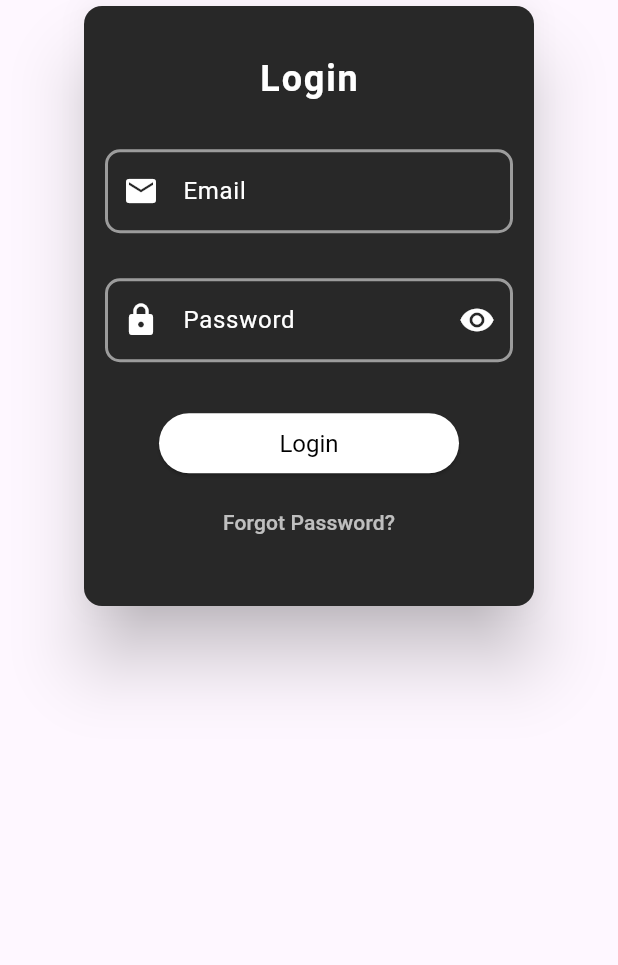
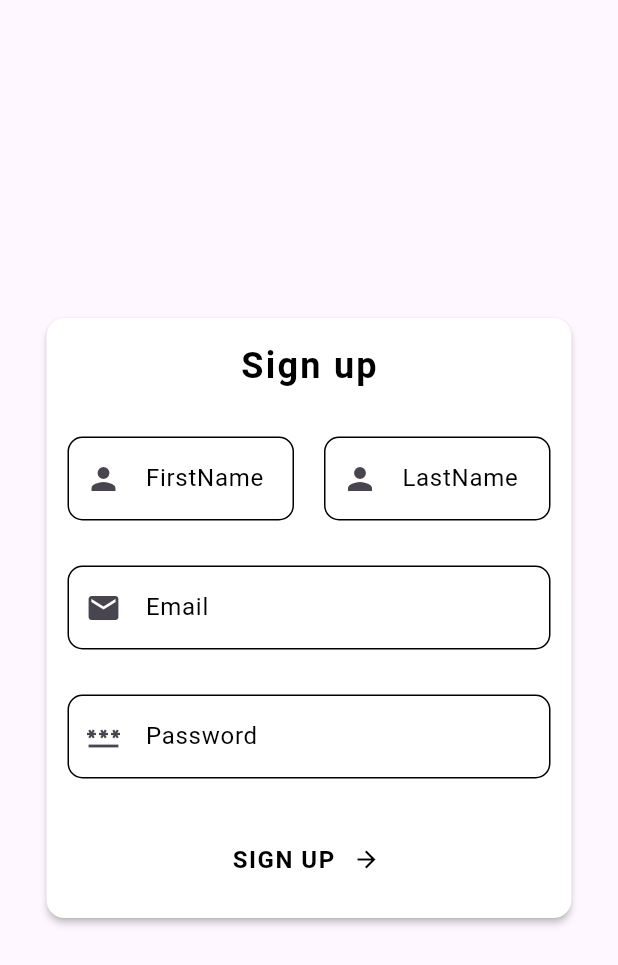
Before and after one commit to SmitPatel143/FlutterProject, a Flutter app: the screen it shows after launch, on a phone screen of 412 x 824 dp. Shown: the top 965 px of the screen. Run offline on Flutter 3.47's test engine with Material 3 defaults, Android fonts, the phone set to English and light mode, and no system bars; our stand-ins replace dio, get.

Commit message:
Making SignUp and Controller learning the basics of Getx

```diff
--- a/lib/View/login.dart
+++ b/lib/View/login.dart
@@ -1,6 +1,5 @@
 import "package:flutter/material.dart";
 import "package:flutter_project/core/services/api_service.dart";
-
 
 class Login extends StatefulWidget {
   const Login({super.key});
@@ -39,6 +38,7 @@ class _LoginState extends State<Login> {
   }
 
   void _submitForm() {
+    if (_formKey.currentState!.validate()) {
       authService.loginUser(_emailController.text, _passwordController.text);
       ScaffoldMessenger.of(context).showSnackBar(
         SnackBar(
@@ -46,6 +46,7 @@ class _LoginState extends State<Login> {
           backgroundColor: Colors.green,
         ),
       );
+    }
   }
 
   @override
@@ -65,8 +66,8 @@ class _LoginState extends State<Login> {
                 width: 300, // Specify desired width
                 height: 400,
                 child: Padding(
-                    padding: const EdgeInsets.symmetric(
-                        vertical: 1, horizontal: 14),
+                    padding:
+                        const EdgeInsets.symmetric(vertical: 6, horizontal: 14),
                     child: Form(
                       key: _formKey,
                       child: Column(
@@ -167,8 +168,6 @@ class _LoginState extends State<Login> {
         borderSide: BorderSide(color: Colors.red),
         borderRadius: BorderRadius.circular(10),
       ),
-
-
     );
   }
 }
--- a/lib/core/services/api_service.dart
+++ b/lib/core/services/api_service.dart
@@ -16,17 +16,15 @@ class AuthService {
         data: formData,
         options: Options(
           contentType: Headers.formUrlEncodedContentType,
-          // Enable cookies
           followRedirects: true,
           validateStatus: (status) => status! < 500,
           extra: {
             'withCredentials': true,
           },
         ),
-
       );
       print(response);
-    }catch(error) {
+    } catch (error) {
       print(error);
     }
   }
--- /dev/null
+++ b/lib/core/views/signup.dart
@@ -0,0 +1,130 @@
+import "package:flutter/material.dart";
+
+class SignUp extends StatelessWidget {
+  const SignUp({super.key});
+
+  @override
+  Widget build(BuildContext context) {
+    return Scaffold(
+      body: Center(
+          child: Card(
+        color: Colors.white,
+        surfaceTintColor: Colors.white10,
+        elevation: 2,
+        child: SizedBox(
+          width: 350,
+          height: 400,
+          child: Padding(
+              padding: const EdgeInsets.symmetric(vertical: 6, horizontal: 14),
+              child: Form(
+                  child: Column(
+                mainAxisAlignment: MainAxisAlignment.center,
+                crossAxisAlignment: CrossAxisAlignment.center,
+                children: [
+                  Text(
+                    "Sign up",
+                    style: TextStyle(
+                        color: Colors.black,
+                        fontSize: 24,
+                        fontWeight: FontWeight.bold,
+                        letterSpacing: 1.5),
+                  ),
+                  SizedBox(height: 30),
+                  Row(
+                    children: [
+                      Expanded(
+                          child: TextFormField(
+                        style: const TextStyle(color: Colors.black),
+                        decoration: _buildInputDecoration(
+                            labelText: "FirstName", icon: Icons.person),
+                      )),
+                      SizedBox(width: 20),
+                      Expanded(
+                          child: TextFormField(
+                        style: TextStyle(color: Colors.black),
+                        decoration: _buildInputDecoration(
+                          labelText: "LastName",
+                          icon: Icons.person,
+                        ),
+                      ))
+                    ],
+                  ),
+                  SizedBox(height: 30),
+                  TextFormField(
+                      style: TextStyle(color: Colors.black),
+                      decoration: _buildInputDecoration(
+                          labelText: "Email", icon: Icons.email)),
+                  SizedBox(height: 30),
+                  TextFormField(
+                    decoration: _buildInputDecoration(
+                        labelText: "Password", icon: Icons.password_sharp),
+                  ),
+                  SizedBox(height: 30),
+                  SizedBox(
+                    width: 200,
+                    child: ElevatedButton(
+                      onPressed: () {},
+                      style: ElevatedButton.styleFrom(
+                        backgroundColor: Colors.transparent,
+                        foregroundColor: Colors.black,
+                        shadowColor: Colors.transparent,
+                        textStyle: TextStyle(
+                            fontSize: 16,
+                            fontWeight: FontWeight.w600,
+                            letterSpacing: 1),
+                        shape: RoundedRectangleBorder(
+                          borderRadius: BorderRadius.circular(30),
+                        ),
+                      ),
+                      child: Row(
+                        mainAxisSize: MainAxisSize.min,
+                        children: [
+                          const Text('SIGN UP'),
+                          const SizedBox(width: 8),
+                          Container(
+                            padding: const EdgeInsets.all(4),
+                            decoration: BoxDecoration(
+                              color: Colors.white,
+                              borderRadius: BorderRadius.circular(20),
+                            ),
+                            child: const Icon(
+                              Icons.arrow_forward,
+                              size: 18,
+                            ),
+                          ),
+                        ],
+                      ),
+                    ),
+                  ),
+                ],
+              ))),
+        ),
+      )),
+    );
+  }
+}
+
+InputDecoration _buildInputDecoration(
+    {required String labelText, required IconData icon}) {
+  return InputDecoration(
+    labelText: labelText,
+    prefixIcon: Icon(icon),
+    labelStyle: TextStyle(color: Colors.black),
+    errorStyle: TextStyle(color: Colors.red),
+    enabledBorder: OutlineInputBorder(
+        borderSide: BorderSide(color: Colors.black),
+        borderRadius: BorderRadius.circular(10)),
+    focusedBorder: OutlineInputBorder(
+      borderSide: BorderSide(color: Colors.black, width: 2),
+      borderRadius: BorderRadius.circular(10),
+    ),
+    errorBorder: OutlineInputBorder(
+      borderSide: BorderSide(color: Colors.red),
+      borderRadius: BorderRadius.circular(10),
+    ),
+    focusedErrorBorder: OutlineInputBorder(
+      borderSide: BorderSide(color: Colors.red, width: 2),
+      borderRadius: BorderRadius.circular(10),
+    ),
+  );
+}
--- a/lib/main.dart
+++ b/lib/main.dart
@@ -1,5 +1,7 @@
 import 'package:flutter/material.dart';
 import 'package:flutter_project/View/login.dart';
+import 'package:flutter_project/core/views/shopping_page.dart';
+import 'package:flutter_project/core/views/signup.dart';
 
 void main() {
   runApp(const MyApp());
@@ -20,19 +22,7 @@ class _MyAppState extends State<MyApp> {
     return MaterialApp(
       debugShowCheckedModeBanner: false,
       home: Scaffold(
-        // appBar: AppBar(
-        //   title: Text('My App Bar'),
-        //   centerTitle: true,
-        //   backgroundColor: Colors.deepPurpleAccent,
-        //   leading: Icon(Icons.menu),
-        //   actions: [IconButton(onPressed: () {}, icon: Icon(Icons.logout))],
-        // ),
-        body: Column(
-          children: [
-            Login()
-          ]
-          // child: QuestionsPage(),
-        )
+        body: SignUp()
 
         // bottomNavigationBar: BottomNavBar(
         //   currentIndex: _selectedIndex,
--- a/pubspec.yaml
+++ b/pubspec.yaml
@@ -28,6 +28,7 @@ environment:
 # the latest version available on pub.dev. To see which dependencies have newer
 # versions available, run `flutter pub outdated`.
 dependencies:
+  get: ^4.6.6
   flutter:
     sdk: flutter
 
```
Also changed, not shown: lib/core/controllers/cart_controller.dart (added, +13 -0 lines), lib/core/controllers/login_controller.dart (added, +78 -0 lines), lib/core/controllers/shopping_controller.dart (added, +60 -0 lines), lib/core/models/product.dart (added, +14 -0 lines), lib/core/views/shopping_page.dart (added, +131 -0 lines), lib/core/views/Card.dart (added), pubspec.lock.
